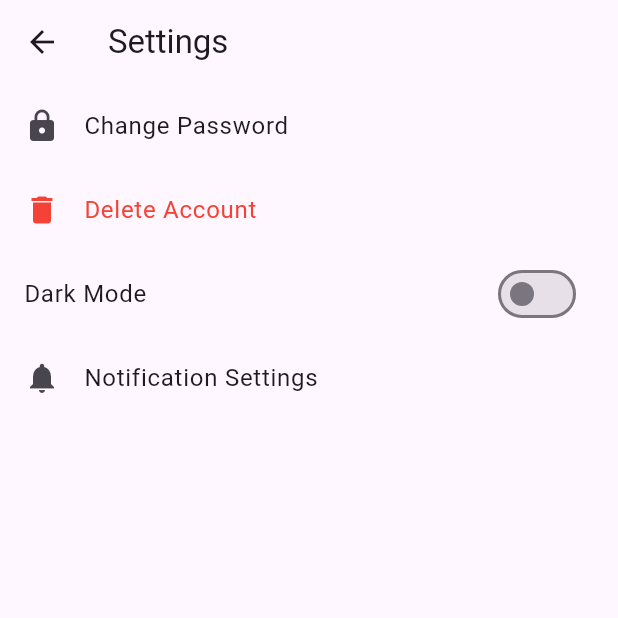
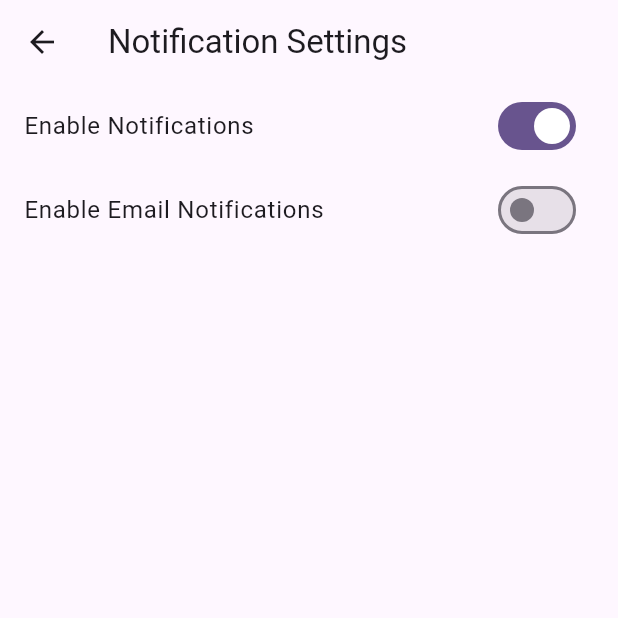
Before and after one commit to Romy907/canteen, a Flutter app: the StudentSettingScreen screen opened directly, after a tap on "Notification Settings", on a phone screen of 412 x 824 dp, the top half of it. Run offline on Flutter 3.47's test engine with Material 3 defaults, Android fonts, the phone set to English and light mode, and no system bars; our stand-ins replace firebase_auth, firebase_core, firebase_database, share_plus, shared_preferences; accounts and stored records are empty.

Commit message:
Add Notification Settings screen and navigation from StudentSettingScreen

```diff
--- /dev/null
+++ b/lib/Student/NotificationSettingsScreen.dart
@@ -0,0 +1,40 @@
+import 'package:flutter/material.dart';
+
+class NotificationSettingsScreen extends StatefulWidget {
+  @override
+  _NotificationSettingsScreenState createState() => _NotificationSettingsScreenState();
+}
+
+class _NotificationSettingsScreenState extends State<NotificationSettingsScreen> {
+  bool isNotificationEnabled = true;
+  bool isEmailNotificationEnabled = false;
+
+  @override
+  Widget build(BuildContext context) {
+    return Scaffold(
+      appBar: AppBar(title: Text("Notification Settings")),
+      body: ListView(
+        children: [
+          SwitchListTile(
+            title: Text("Enable Notifications"),
+            value: isNotificationEnabled,
+            onChanged: (value) {
+              setState(() {
+                isNotificationEnabled = value;
+              });
+            },
+          ),
+          SwitchListTile(
+            title: Text("Enable Email Notifications"),
+            value: isEmailNotificationEnabled,
+            onChanged: (value) {
+              setState(() {
+                isEmailNotificationEnabled = value;
+              });
+            },
+          ),
+        ],
+      ),
+    );
+  }
+}
--- a/lib/Student/StudentSettingScreen.dart
+++ b/lib/Student/StudentSettingScreen.dart
@@ -1,4 +1,5 @@
 import 'package:canteen/Student/ChangePassword.dart';
+import 'package:canteen/Student/NotificationSettingsScreen.dart';
 import 'package:flutter/material.dart';
 
 class StudentSettingScreen extends StatefulWidget {
@@ -71,7 +72,10 @@ class _StudentSettingScreenState extends State<StudentSettingScreen> {
             leading: Icon(Icons.notifications),
             title: Text("Notification Settings"),
             onTap: () {
-              // Navigate to notification settings screen
+               Navigator.push(
+               context,
+               MaterialPageRoute(builder: (context) => NotificationSettingsScreen()),
+              );
             },
           ),
         ],
```
